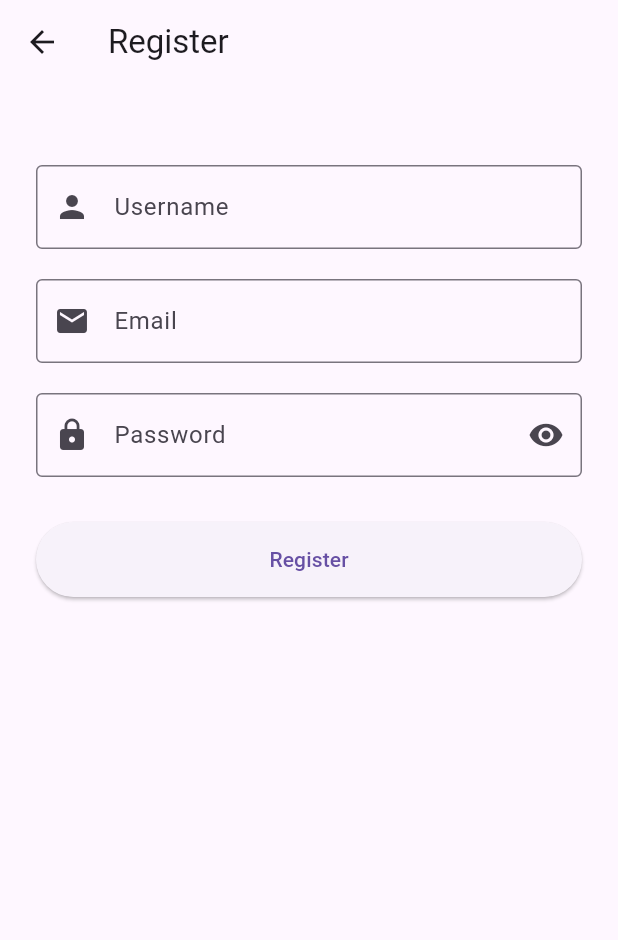
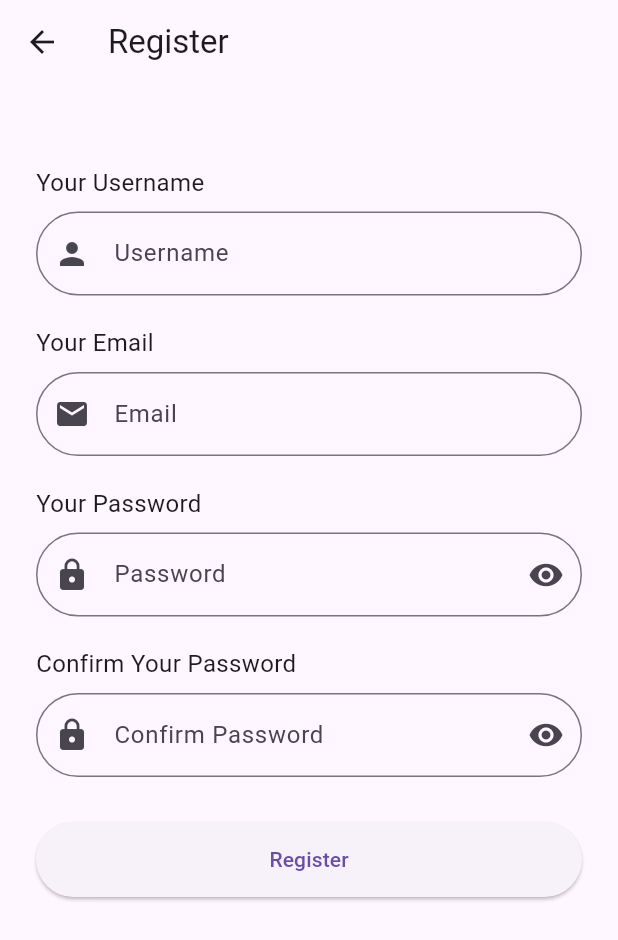
Before and after one commit to ZuHarry/eInventoryComputer, a Flutter app: the RegisterPage screen opened directly, on a phone screen of 412 x 824 dp. Shown: the top 940 px of the screen. Run offline on Flutter 3.47's test engine with Material 3 defaults, Android fonts, the phone set to English and light mode, and no system bars; Roboto replaces fonts that are missing (Poppins).

Commit message:
Update 23 April

```diff
--- a/lib/main.dart
+++ b/lib/main.dart
@@ -1,4 +1,5 @@
-import 'package:einventorycomputer/modules/home/screen/login.dart';
+import 'package:einventorycomputer/modules/authentication/screen/login.dart';
+import 'package:einventorycomputer/modules/home/screen/screen.dart';
 import 'package:flutter/material.dart';
 
 void main() async {
@@ -33,7 +34,8 @@ class MyApp extends StatelessWidget {
 
       //home: BottomNavBar(userId: 4, userType: 'Rider'),
       //home: ScannerScreen(),
-      home: const LoginPage(),
+      //home: const LoginPage(),
+      home: ScreenPage(),
 
       // home: RevenueScreen(),
 
--- /dev/null
+++ b/lib/modules/authentication/screen/register.dart
@@ -0,0 +1,179 @@
+import 'package:flutter/material.dart';
+//import 'package:flutter_svg/flutter_svg.dart';
+
+
+
+class RegisterPage extends StatefulWidget {
+  const RegisterPage({super.key});
+
+  @override
+  State<RegisterPage> createState() => _RegisterPageState();
+}
+
+class _RegisterPageState extends State<RegisterPage> {
+  final TextEditingController _usernameController = TextEditingController();
+  final TextEditingController _emailController = TextEditingController();
+  final TextEditingController _passwordController = TextEditingController();
+  final TextEditingController _confirmpasswordController = TextEditingController();
+
+  bool _obscurePassword = true;
+
+  void _register() {
+    final username = _usernameController.text.trim();
+    final email = _emailController.text.trim();
+    final password = _passwordController.text.trim();
+    final confirmpassword = _confirmpasswordController.text.trim();
+
+    if (username.isEmpty || email.isEmpty || password.isEmpty || confirmpassword.isEmpty) {
+      ScaffoldMessenger.of(context).showSnackBar(
+        const SnackBar(content: Text('All fields are required')),
+      );
+      return;
+    }
+
+    // Simulate successful registration
+    ScaffoldMessenger.of(context).showSnackBar(
+      SnackBar(content: Text('Registered successfully as $username')),
+    );
+
+    Navigator.pop(context); // Go back to LoginPage
+  }
+
+  @override
+  Widget build(BuildContext context) {
+    return Scaffold(
+      appBar: AppBar(title: const Text("Register")),
+      body: Padding(
+        padding: const EdgeInsets.all(24.0),
+        child: SingleChildScrollView(
+          child: Column(
+            children: [
+              const SizedBox(height: 30),
+              Column(
+                crossAxisAlignment: CrossAxisAlignment.start,
+                children: [
+                  const Text('Your Username', style: TextStyle(fontSize: 16)),
+                  const SizedBox(height: 8),
+                  TextField(
+                    controller: _emailController,
+                    decoration: InputDecoration(
+                      labelText: 'Username',
+                      border: OutlineInputBorder(
+                        borderRadius: BorderRadius.circular(40.0), // Rounded corners
+                        borderSide: const BorderSide(color: Colors.grey),
+                      ),
+                      focusedBorder: OutlineInputBorder(
+                        borderRadius: BorderRadius.circular(40.0),
+                        borderSide: const BorderSide(color: Colors.blue),
+                      ),
+                      prefixIcon: const Icon(Icons.person),
+                    ),
+                  ),
+                ],
+              ),
+              const SizedBox(height: 20),
+              Column(
+                crossAxisAlignment: CrossAxisAlignment.start,
+                children: [
+                  const Text('Your Email', style: TextStyle(fontSize: 16)),
+                  const SizedBox(height: 8),
+                  TextField(
+                    controller: _emailController,
+                    decoration: InputDecoration(
+                      labelText: 'Email',
+                      border: OutlineInputBorder(
+                        borderRadius: BorderRadius.circular(40.0), // Rounded corners
+                        borderSide: const BorderSide(color: Colors.grey),
+                      ),
+                      focusedBorder: OutlineInputBorder(
+                        borderRadius: BorderRadius.circular(40.0),
+                        borderSide: const BorderSide(color: Colors.blue),
+                      ),
+                      prefixIcon: const Icon(Icons.email),
+                    ),
+                  ),
+                ],
+              ),
+              const SizedBox(height: 20),
+              Column(
+                crossAxisAlignment: CrossAxisAlignment.start,
+                children: [
+                  const Text('Your Password', style: TextStyle(fontSize: 16)),
+                  const SizedBox(height: 8),
+                  TextField(
+                    controller: _passwordController,
+                    obscureText: _obscurePassword,
+                    decoration: InputDecoration(
+                      labelText: 'Password',
+                      border: OutlineInputBorder(
+                        borderRadius: BorderRadius.circular(40.0), // Rounded corners
+                        borderSide: const BorderSide(color: Colors.grey),
+                      ),
+                      focusedBorder: OutlineInputBorder(
+                        borderRadius: BorderRadius.circular(40.0),
+                        borderSide: const BorderSide(color: Colors.blue),
+                      ),
+                    prefixIcon: const Icon(Icons.lock),
+                    suffixIcon: IconButton(
+                    icon: Icon(
+                      _obscurePassword ? Icons.visibility : Icons.visibility_off,
+                    ),
+                    onPressed: () {
+                      setState(() {
+                        _obscurePassword = !_obscurePassword;
+                      });
+                    },
+                  ),
+                    ),
+                  ),
+                ],
+              ),
+              const SizedBox(height: 20),
+              Column(
+                crossAxisAlignment: CrossAxisAlignment.start,
+                children: [
+                  const Text('Confirm Your Password', style: TextStyle(fontSize: 16)),
+                  const SizedBox(height: 8),
+                  TextField(
+                    controller: _passwordController,
+                    obscureText: _obscurePassword,
+                    decoration: InputDecoration(
+                      labelText: 'Confirm Password',
+                      border: OutlineInputBorder(
+                        borderRadius: BorderRadius.circular(40.0), // Rounded corners
+                        borderSide: const BorderSide(color: Colors.grey),
+                      ),
+                      focusedBorder: OutlineInputBorder(
+                        borderRadius: BorderRadius.circular(40.0),
+                        borderSide: const BorderSide(color: Colors.blue),
+                      ),
+                    prefixIcon: const Icon(Icons.lock),
+                    suffixIcon: IconButton(
+                    icon: Icon(
+                      _obscurePassword ? Icons.visibility : Icons.visibility_off,
+                    ),
+                    onPressed: () {
+                      setState(() {
+                        _obscurePassword = !_obscurePassword;
+                      });
+                    },
+                  ),
+                    ),
+                  ),
+                ],
+              ),
+              const SizedBox(height: 30),
+              ElevatedButton(
+                onPressed: _register,
+                style: ElevatedButton.styleFrom(
+                  minimumSize: const Size(double.infinity, 50),
+                ),
+                child: const Text('Register'),
+              ),
+            ],
+          ),
+        ),
+      ),
+    );
+  }
+}
--- a/lib/modules/home/screen/register.dart
+++ /dev/null
@@ -1,100 +0,0 @@
-// lib/register.dart
-
-import 'package:flutter/material.dart';
-
-class RegisterPage extends StatefulWidget {
-  const RegisterPage({super.key});
-
-  @override
-  State<RegisterPage> createState() => _RegisterPageState();
-}
-
-class _RegisterPageState extends State<RegisterPage> {
-  final TextEditingController _usernameController = TextEditingController();
-  final TextEditingController _emailController = TextEditingController();
-  final TextEditingController _passwordController = TextEditingController();
-
-  bool _obscurePassword = true;
-
-  void _register() {
-    final username = _usernameController.text.trim();
-    final email = _emailController.text.trim();
-    final password = _passwordController.text.trim();
-
-    if (username.isEmpty || email.isEmpty || password.isEmpty) {
-      ScaffoldMessenger.of(context).showSnackBar(
-        const SnackBar(content: Text('All fields are required')),
-      );
-      return;
-    }
-
-    // Simulate successful registration
-    ScaffoldMessenger.of(context).showSnackBar(
-      SnackBar(content: Text('Registered successfully as $username')),
-    );
-
-    Navigator.pop(context); // Go back to LoginPage
-  }
-
-  @override
-  Widget build(BuildContext context) {
-    return Scaffold(
-      appBar: AppBar(title: const Text("Register")),
-      body: Padding(
-        padding: const EdgeInsets.all(24.0),
-        child: SingleChildScrollView(
-          child: Column(
-            children: [
-              const SizedBox(height: 30),
-              TextField(
-                controller: _usernameController,
-                decoration: const InputDecoration(
-                  labelText: 'Username',
-                  border: OutlineInputBorder(),
-                  prefixIcon: Icon(Icons.person),
-                ),
-              ),
-              const SizedBox(height: 20),
-              TextField(
-                controller: _emailController,
-                decoration: const InputDecoration(
-                  labelText: 'Email',
-                  border: OutlineInputBorder(),
-                  prefixIcon: Icon(Icons.email),
-                ),
-              ),
-              const SizedBox(height: 20),
-              TextField(
-                controller: _passwordController,
-                obscureText: _obscurePassword,
-                decoration: InputDecoration(
-                  labelText: 'Password',
-                  border: const OutlineInputBorder(),
-                  prefixIcon: const Icon(Icons.lock),
-                  suffixIcon: IconButton(
-                    icon: Icon(
-                      _obscurePassword ? Icons.visibility : Icons.visibility_off,
-                    ),
-                    onPressed: () {
-                      setState(() {
-                        _obscurePassword = !_obscurePassword;
-                      });
-                    },
-                  ),
-                ),
-              ),
-              const SizedBox(height: 30),
-              ElevatedButton(
-                onPressed: _register,
-                style: ElevatedButton.styleFrom(
-                  minimumSize: const Size(double.infinity, 50),
-                ),
-                child: const Text('Register'),
-              ),
-            ],
-          ),
-        ),
-      ),
-    );
-  }
-}
--- a/pubspec.yaml
+++ b/pubspec.yaml
@@ -9,6 +9,8 @@ environment:
 dependencies:
   flutter:
     sdk: flutter
+  flutter_svg: ^2.0.7 # or latest version
+
 
 
 
```
Also changed, not shown: lib/modules/authentication/screen/login.dart (renamed from lib/modules/home/screen/login.dart, +22 -22 lines), lib/modules/home/screen/account.dart (added, +8 -0 lines), lib/modules/home/screen/home.dart (added, +8 -0 lines), lib/modules/home/screen/inventory.dart (added, +8 -0 lines), lib/modules/home/screen/screen.dart (added, +83 -0 lines), lib/modules/home/screen/settings.dart (added, +8 -0 lines), assets/images/register.svg (added), pubspec.lock.
